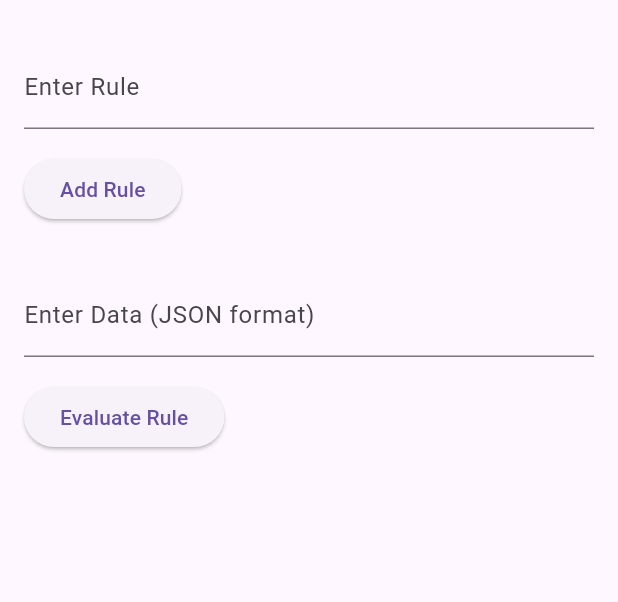
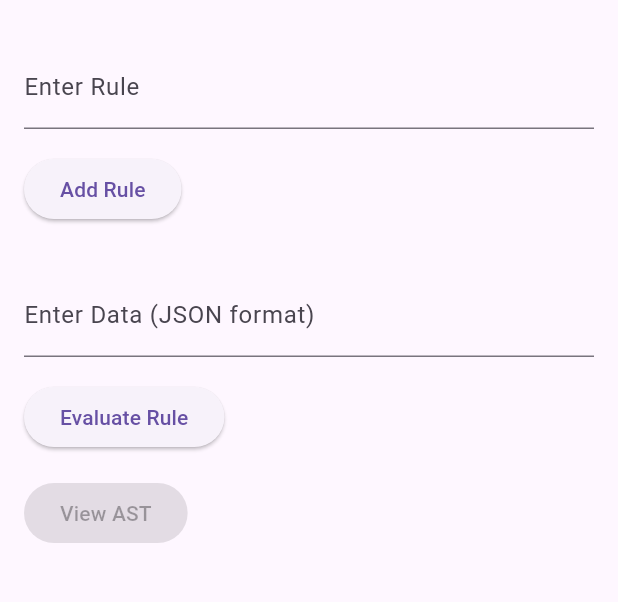
Before and after one commit to suraj-yadav0/rule_engine_app, a Flutter app: the screen it shows after launch, on a phone screen of 412 x 824 dp, the part 63-665 px from its top. Run offline on Flutter 3.47's test engine with Material 3 defaults, Android fonts, the phone set to English and light mode, and no system bars; our stand-ins replace sqflite; accounts and stored records are empty.

Commit message:
updated the Home Screen

```diff
--- a/lib/screens/home_screen.dart
+++ b/lib/screens/home_screen.dart
@@ -3,6 +3,7 @@ import 'dart:convert';
 
 import 'package:flutter/material.dart';
 import 'package:provider/provider.dart';
+import 'package:rule_engine_app/screens/ast_viewer_screen.dart';
 import '../models/rule_engine.dart';
 
 class HomeScreen extends StatefulWidget {
@@ -86,6 +87,24 @@ class _HomeScreenState extends State<HomeScreen> {
                     },
                     child: const Text('Evaluate Rule'),
                   ),
+
+
+                     const   SizedBox(height: 16),
+                  ElevatedButton(
+                    onPressed: ruleEngine.combinedRule != null
+                        ? () {
+                            Navigator.push(
+                              context,
+                              MaterialPageRoute(
+                                builder: (context) => ASTViewerScreen(
+                                  rootNode: ruleEngine.combinedRule!,
+                                ),
+                              ),
+                            );
+                          }
+                        : null,
+                    child: const Text('View AST'),
+                  ),
                 ],
               ),
             ),
```
